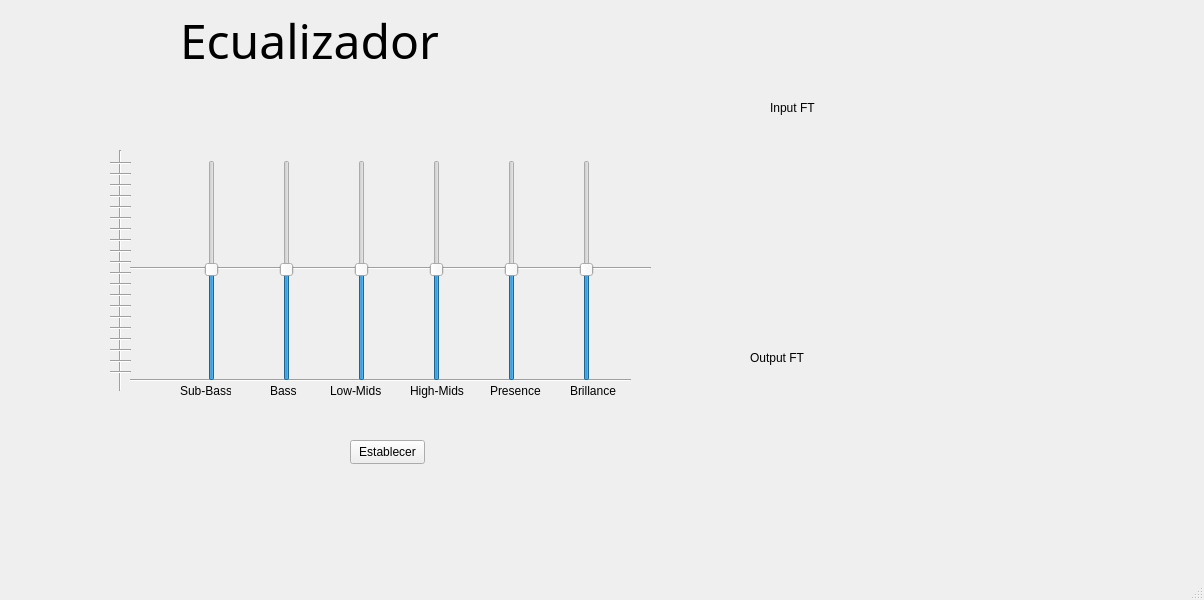
Above: UI/mainWin.ui from Gh0stJJ/Python_EQ before the change. Below: the same form after it.
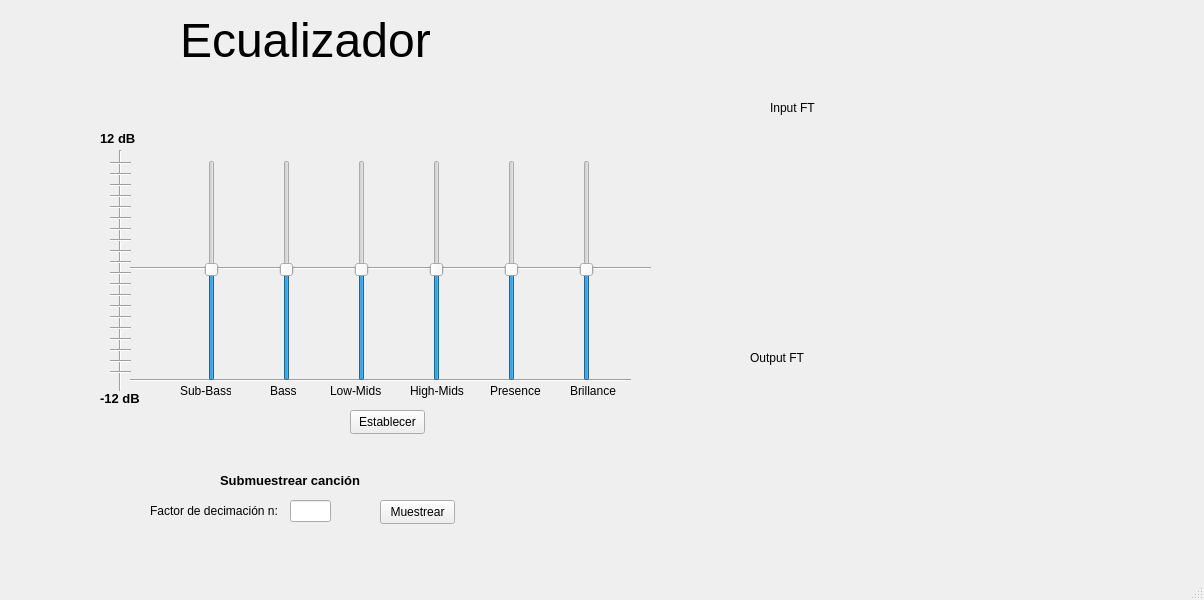
That is the form after the change. Icons and pictures are not drawn.

```diff
--- a/UI/mainWin.ui
+++ b/UI/mainWin.ui
@@ -18,7 +18,7 @@
     <property name="geometry">
      <rect>
       <x>350</x>
-      <y>440</y>
+      <y>410</y>
       <width>75</width>
       <height>24</height>
      </rect>
@@ -379,7 +379,6 @@
     </property>
     <property name="font">
      <font>
-      <family>ROG Fonts</family>
       <pointsize>36</pointsize>
      </font>
     </property>
@@ -451,6 +450,99 @@
      <bool>true</bool>
     </property>
    </widget>
+   <widget class="QLabel" name="label_8">
+    <property name="geometry">
+     <rect>
+      <x>100</x>
+      <y>390</y>
+      <width>49</width>
+      <height>16</height>
+     </rect>
+    </property>
+    <property name="font">
+     <font>
+      <pointsize>10</pointsize>
+      <bold>true</bold>
+     </font>
+    </property>
+    <property name="text">
+     <string>-12 dB</string>
+    </property>
+   </widget>
+   <widget class="QLabel" name="label_12">
+    <property name="geometry">
+     <rect>
+      <x>220</x>
+      <y>460</y>
+      <width>161</width>
+      <height>41</height>
+     </rect>
+    </property>
+    <property name="font">
+     <font>
+      <pointsize>10</pointsize>
+      <bold>true</bold>
+     </font>
+    </property>
+    <property name="text">
+     <string>Submuestrear canción</string>
+    </property>
+   </widget>
+   <widget class="QLabel" name="label_13">
+    <property name="geometry">
+     <rect>
+      <x>100</x>
+      <y>130</y>
+      <width>49</width>
+      <height>16</height>
+     </rect>
+    </property>
+    <property name="font">
+     <font>
+      <pointsize>10</pointsize>
+      <bold>true</bold>
+     </font>
+    </property>
+    <property name="text">
+     <string>12 dB</string>
+    </property>
+   </widget>
+   <widget class="QPushButton" name="btnSampling">
+    <property name="geometry">
+     <rect>
+      <x>380</x>
+      <y>500</y>
+      <width>75</width>
+      <height>24</height>
+     </rect>
+    </property>
+    <property name="text">
+     <string>Muestrear</string>
+    </property>
+   </widget>
+   <widget class="QLineEdit" name="txtHz">
+    <property name="geometry">
+     <rect>
+      <x>290</x>
+      <y>500</y>
+      <width>41</width>
+      <height>22</height>
+     </rect>
+    </property>
+   </widget>
+   <widget class="QLabel" name="label_11">
+    <property name="geometry">
+     <rect>
+      <x>150</x>
+      <y>490</y>
+      <width>131</width>
+      <height>41</height>
+     </rect>
+    </property>
+    <property name="text">
+     <string>Factor de decimación n:</string>
+    </property>
+   </widget>
    <zorder>line_23</zorder>
    <zorder>OkBtn</zorder>
    <zorder>label</zorder>
```
Left out of the diff: 6 changed lines with no effect on the pictures.
